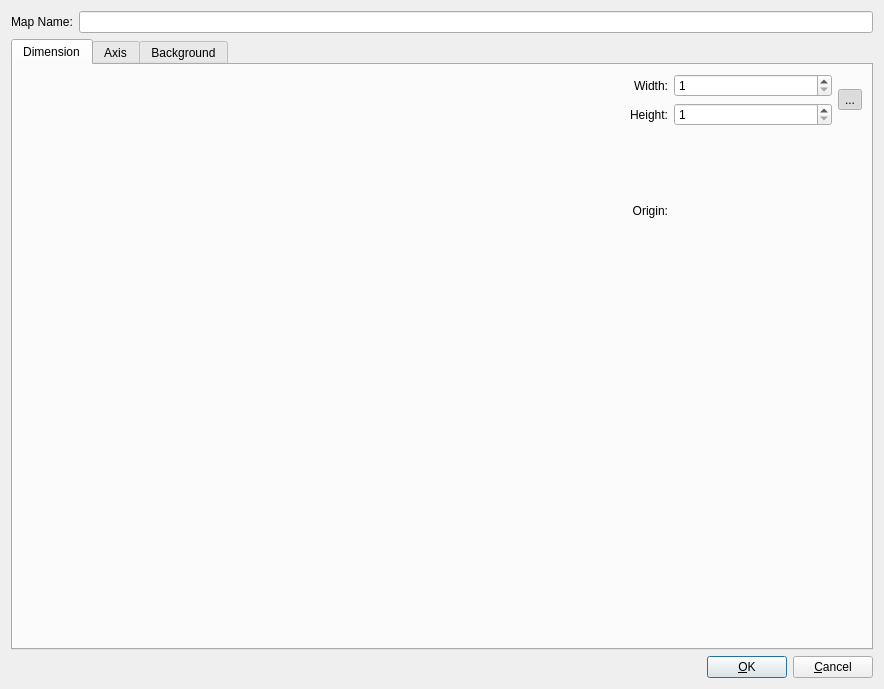
Old version of the form bin/mappropertiesdialog.ui in the repository dyle/rpgmapper.
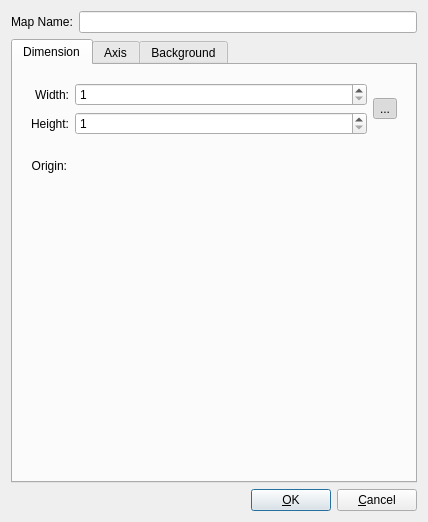
New version of the form. The open tabs and pages were chosen to show the change. Icons and pictures are not drawn. Custom widgets are drawn as their Qt base class.

Commit message: refactors map properties UI

```diff
--- a/bin/mappropertiesdialog.ui
+++ b/bin/mappropertiesdialog.ui
@@ -6,8 +6,8 @@
    <rect>
     <x>0</x>
     <y>0</y>
-    <width>884</width>
-    <height>689</height>
+    <width>416</width>
+    <height>522</height>
    </rect>
   </property>
   <property name="minimumSize">
@@ -49,6 +49,21 @@
     </widget>
    </item>
    <item>
+    <widget class="QWidget" name="propertiesWidget" native="true">
+     <layout class="QHBoxLayout" name="horizontalLayout_3">
+      <property name="leftMargin">
+       <number>0</number>
+      </property>
+      <property name="topMargin">
+       <number>0</number>
+      </property>
+      <property name="rightMargin">
+       <number>0</number>
+      </property>
+      <property name="bottomMargin">
+       <number>0</number>
+      </property>
+      <item>
     <widget class="QTabWidget" name="propertiesTabWidget">
      <property name="currentIndex">
       <number>2</number>
@@ -57,42 +72,20 @@
       <attribute name="title">
        <string>Dimension</string>
       </attribute>
-      <layout class="QHBoxLayout" name="dimensionsLayout">
+         <layout class="QVBoxLayout" name="verticalLayout_2">
        <item>
-        <widget class="QWidget" name="resizeValuesWidget" native="true">
-         <layout class="QGridLayout" name="resizeValuesLayout" columnstretch="0,1,0">
-          <property name="leftMargin">
-           <number>0</number>
-          </property>
-          <property name="topMargin">
-           <number>0</number>
-          </property>
-          <property name="rightMargin">
-           <number>0</number>
-          </property>
-          <property name="bottomMargin">
-           <number>0</number>
-          </property>
-          <item row="1" column="0">
-           <widget class="QLabel" name="heightTitleLabel">
+           <widget class="QWidget" name="sizeWidget" native="true">
+            <layout class="QGridLayout" name="gridLayout_2" columnstretch="0,1,0">
+             <item row="0" column="0">
+              <widget class="QLabel" name="widthTitleLabel">
             <property name="text">
-             <string>Height:</string>
+                <string>Width:</string>
             </property>
             <property name="alignment">
              <set>Qt::AlignRight|Qt::AlignTrailing|Qt::AlignVCenter</set>
             </property>
            </widget>
           </item>
-          <item row="1" column="1">
-           <widget class="QSpinBox" name="heightSpinBox">
-            <property name="minimum">
-             <number>1</number>
-            </property>
-            <property name="maximum">
-             <number>1000</number>
-            </property>
-           </widget>
-          </item>
           <item row="0" column="1">
            <widget class="QSpinBox" name="widthSpinBox">
             <property name="minimum">
@@ -129,27 +122,43 @@
             </property>
            </widget>
           </item>
-          <item row="0" column="0">
-           <widget class="QLabel" name="widthTitleLabel">
+             <item row="1" column="0">
+              <widget class="QLabel" name="heightTitleLabel">
             <property name="text">
-             <string>Width:</string>
+                <string>Height:</string>
             </property>
             <property name="alignment">
              <set>Qt::AlignRight|Qt::AlignTrailing|Qt::AlignVCenter</set>
             </property>
            </widget>
           </item>
-          <item row="2" column="0">
+             <item row="1" column="1">
+              <widget class="QSpinBox" name="heightSpinBox">
+               <property name="minimum">
+                <number>1</number>
+               </property>
+               <property name="maximum">
+                <number>1000</number>
+               </property>
+              </widget>
+             </item>
+            </layout>
+           </widget>
+          </item>
+          <item>
+           <widget class="QWidget" name="originWidget" native="true">
+            <layout class="QHBoxLayout" name="horizontalLayout_2">
+             <item>
            <widget class="QLabel" name="originLabel">
             <property name="text">
              <string>Origin:</string>
             </property>
             <property name="alignment">
-             <set>Qt::AlignRight|Qt::AlignTrailing|Qt::AlignVCenter</set>
+                <set>Qt::AlignRight|Qt::AlignTop|Qt::AlignTrailing</set>
             </property>
            </widget>
           </item>
-          <item row="2" column="1">
+             <item>
            <widget class="rpgmapper::view::CoordinatesOriginWidget" name="coordinatesOriginWidget" native="true">
             <property name="sizePolicy">
              <sizepolicy hsizetype="Fixed" vsizetype="Fixed">
@@ -171,7 +180,23 @@
             </property>
            </widget>
           </item>
-          <item row="3" column="0" colspan="3">
+             <item>
+              <spacer name="horizontalOriginSpacer">
+               <property name="orientation">
+                <enum>Qt::Horizontal</enum>
+               </property>
+               <property name="sizeHint" stdset="0">
+                <size>
+                 <width>40</width>
+                 <height>20</height>
+                </size>
+               </property>
+              </spacer>
+             </item>
+            </layout>
+           </widget>
+          </item>
+          <item>
            <spacer name="verticalSpacerDimension">
             <property name="orientation">
              <enum>Qt::Vertical</enum>
@@ -179,13 +204,10 @@
             <property name="sizeHint" stdset="0">
              <size>
               <width>20</width>
-              <height>40</height>
+              <height>162</height>
              </size>
             </property>
            </spacer>
-          </item>
-         </layout>
-        </widget>
        </item>
       </layout>
      </widget>
@@ -858,6 +880,9 @@
        </item>
       </layout>
      </widget>
+       </widget>
+      </item>
+     </layout>
     </widget>
    </item>
    <item>
```
Left out of the diff: 255 changed lines with no effect on the pictures. Lines whose indentation alone changed are shown as unchanged.
